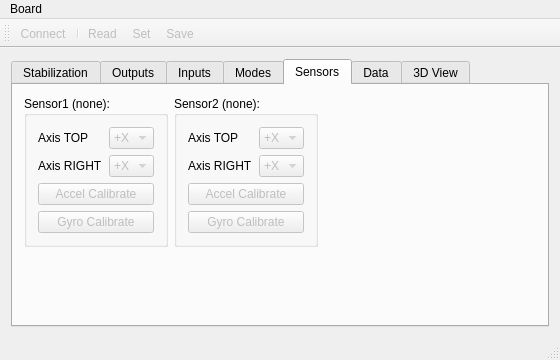
The window that Configurator/mainwindow.ui (MRazgunas/EvvGC-PLUS) describes before a commit, drawn with Qt 5.
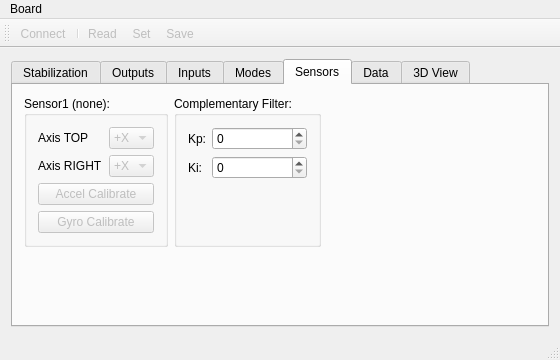
The same window after the commit. The open tabs and pages were chosen to show the change. Custom widgets are drawn as their Qt base class.

Commit message: Complementary filter settings made customizable.

The edit to the form file:
```diff
--- a/Configurator/mainwindow.ui
+++ b/Configurator/mainwindow.ui
@@ -1778,120 +1778,40 @@
         <item row="0" column="1">
          <widget class="QGroupBox" name="groupSensor2">
           <property name="title">
-           <string>Sensor2 (none):</string>
+           <string>Complementary Filter:</string>
           </property>
-          <layout class="QGridLayout" name="gridLayout_7">
-           <item row="0" column="1">
-            <widget class="QComboBox" name="comboSensor2AxisTOP">
-             <property name="enabled">
-              <bool>false</bool>
-             </property>
-             <item>
-              <property name="text">
-               <string>+X</string>
-              </property>
-             </item>
-             <item>
-              <property name="text">
-               <string>+Y</string>
-              </property>
-             </item>
-             <item>
-              <property name="text">
-               <string>+Z</string>
-              </property>
-             </item>
-             <item>
-              <property name="text">
-               <string>-X</string>
-              </property>
-             </item>
-             <item>
-              <property name="text">
-               <string>-Y</string>
-              </property>
-             </item>
-             <item>
-              <property name="text">
-               <string>-Z</string>
-              </property>
-             </item>
-            </widget>
-           </item>
-           <item row="1" column="0">
-            <widget class="QLabel" name="labelSensor2AxisRight">
-             <property name="text">
-              <string>Axis RIGHT</string>
-             </property>
-             <property name="textFormat">
-              <enum>Qt::PlainText</enum>
-             </property>
-            </widget>
-           </item>
+          <layout class="QFormLayout" name="formLayout">
            <item row="0" column="0">
-            <widget class="QLabel" name="labelSensor2AxisTop">
+            <widget class="QLabel" name="labelKp">
              <property name="text">
-              <string>Axis TOP</string>
+              <string>Kp:</string>
              </property>
              <property name="textFormat">
               <enum>Qt::PlainText</enum>
              </property>
             </widget>
            </item>
+           <item row="1" column="0">
+            <widget class="QLabel" name="labelKi">
+             <property name="text">
+              <string>Ki:</string>
+             </property>
+             <property name="textFormat">
+              <enum>Qt::PlainText</enum>
+             </property>
+            </widget>
+           </item>
+           <item row="0" column="1">
+            <widget class="QSpinBox" name="spinCFKp">
+             <property name="maximum">
+              <number>9999</number>
+             </property>
+            </widget>
+           </item>
            <item row="1" column="1">
-            <widget class="QComboBox" name="comboSensor2AxisRIGHT">
-             <property name="enabled">
-              <bool>false</bool>
-             </property>
-             <item>
-              <property name="text">
-               <string>+X</string>
-              </property>
-             </item>
-             <item>
-              <property name="text">
-               <string>+Y</string>
-              </property>
-             </item>
-             <item>
-              <property name="text">
-               <string>+Z</string>
-              </property>
-             </item>
-             <item>
-              <property name="text">
-               <string>-X</string>
-              </property>
-             </item>
-             <item>
-              <property name="text">
-               <string>-Y</string>
-              </property>
-             </item>
-             <item>
-              <property name="text">
-               <string>-Z</string>
-              </property>
-             </item>
-            </widget>
-           </item>
-           <item row="4" column="0" colspan="2">
-            <widget class="QPushButton" name="pushSensor2AccCalibrate">
-             <property name="enabled">
-              <bool>false</bool>
-             </property>
-             <property name="text">
-              <string>Accel Calibrate</string>
-             </property>
-            </widget>
-           </item>
-           <item row="5" column="0" colspan="2">
-            <widget class="QPushButton" name="pushSensor2GyroCalibrate">
-             <property name="enabled">
-              <bool>false</bool>
-             </property>
-             <property name="text">
-              <string>Gyro Calibrate</string>
+            <widget class="QSpinBox" name="spinCFKi">
+             <property name="maximum">
+              <number>9999</number>
              </property>
             </widget>
            </item>
```
Left out of the diff: 2 changed lines with no effect on the pictures. The commit also changes 7 other files.
